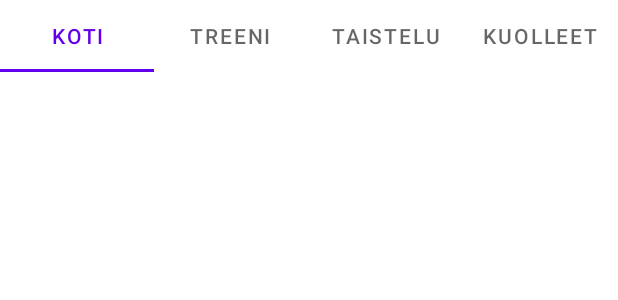
After one commit to dtuukkanen/Lutemon, an Android app: the layout activity_move.xml on its own in the app's theme, with its tools: preview values and no code run, on a phone screen of 412 x 824 dp. The commit adds this screen. Shown: the top 300 px of the screen. Run offline under Robolectric (Android 15) with nearby library versions, the phone set to English and light mode, and no system bars.

Commit message:
Move view created

```diff
--- a/app/build.gradle
+++ b/app/build.gradle
@@ -31,7 +31,7 @@ android {
 dependencies {
 
     implementation 'androidx.appcompat:appcompat:1.6.1'
-    implementation 'com.google.android.material:material:1.8.0'
+    implementation 'com.google.android.material:material:1.7.0'
     implementation 'androidx.constraintlayout:constraintlayout:2.1.4'
     testImplementation 'junit:junit:4.13.2'
     androidTestImplementation 'androidx.test.ext:junit:1.1.5'
--- a/app/src/main/AndroidManifest.xml
+++ b/app/src/main/AndroidManifest.xml
@@ -12,6 +12,9 @@
         android:theme="@style/Theme.Lutemon"
         tools:targetApi="31">
         <activity
+            android:name=".MoveActivity"
+            android:exported="false" />
+        <activity
             android:name=".MainActivity"
             android:exported="true">
             <intent-filter>
--- a/app/src/main/res/layout/activity_main.xml
+++ b/app/src/main/res/layout/activity_main.xml
@@ -28,9 +28,10 @@
         app:layout_constraintTop_toBottomOf="@+id/btnSwitchToCreation" />
 
     <Button
-        android:id="@+id/btnSwitchToShift"
+        android:id="@+id/btnSwitchToMove"
         android:layout_width="200dp"
         android:layout_height="wrap_content"
+        android:onClick="switchToMove"
         android:text="Siirrä Lutemoneja"
         app:layout_constraintEnd_toEndOf="parent"
         app:layout_constraintStart_toStartOf="parent"
@@ -43,7 +44,7 @@
         android:text="Taisteluareenalle"
         app:layout_constraintEnd_toEndOf="parent"
         app:layout_constraintStart_toStartOf="parent"
-        app:layout_constraintTop_toBottomOf="@+id/btnSwitchToShift" />
+        app:layout_constraintTop_toBottomOf="@+id/btnSwitchToMove" />
 
     <Button
         android:id="@+id/btnLoadLutemons"
--- /dev/null
+++ b/app/src/main/res/layout/activity_move.xml
@@ -0,0 +1,40 @@
+<?xml version="1.0" encoding="utf-8"?>
+<RelativeLayout xmlns:android="http://schemas.android.com/apk/res/android"
+    xmlns:app="http://schemas.android.com/apk/res-auto"
+    xmlns:tools="http://schemas.android.com/tools"
+    android:layout_width="match_parent"
+    android:layout_height="match_parent"
+    tools:context=".MoveActivity">
+
+    <com.google.android.material.tabs.TabLayout
+        android:layout_width="match_parent"
+        android:layout_height="wrap_content">
+
+        <com.google.android.material.tabs.TabItem
+            android:layout_width="wrap_content"
+            android:layout_height="wrap_content"
+            android:text="Koti" />
+
+        <com.google.android.material.tabs.TabItem
+            android:layout_width="wrap_content"
+            android:layout_height="wrap_content"
+            android:text="Treeni" />
+
+        <com.google.android.material.tabs.TabItem
+            android:layout_width="wrap_content"
+            android:layout_height="wrap_content"
+            android:text="Taistelu" />
+
+        <com.google.android.material.tabs.TabItem
+            android:layout_width="wrap_content"
+            android:layout_height="wrap_content"
+            android:text="Kuolleet"/>
+    </com.google.android.material.tabs.TabLayout>
+
+    <FrameLayout
+        android:layout_width="match_parent"
+        android:layout_height="match_parent">
+
+    </FrameLayout>
+
+</RelativeLayout>
```
Also changed, not shown: app/src/main/java/com/example/lutemon/MainActivity.java (+7 -0 lines), app/src/main/java/com/example/lutemon/MoveActivity.java (added, +14 -0 lines), app/src/main/java/com/example/lutemon/fragments/FragmentDead.java (added, +66 -0 lines), app/src/main/res/layout/fragment_dead.xml (added, +14 -0 lines).
